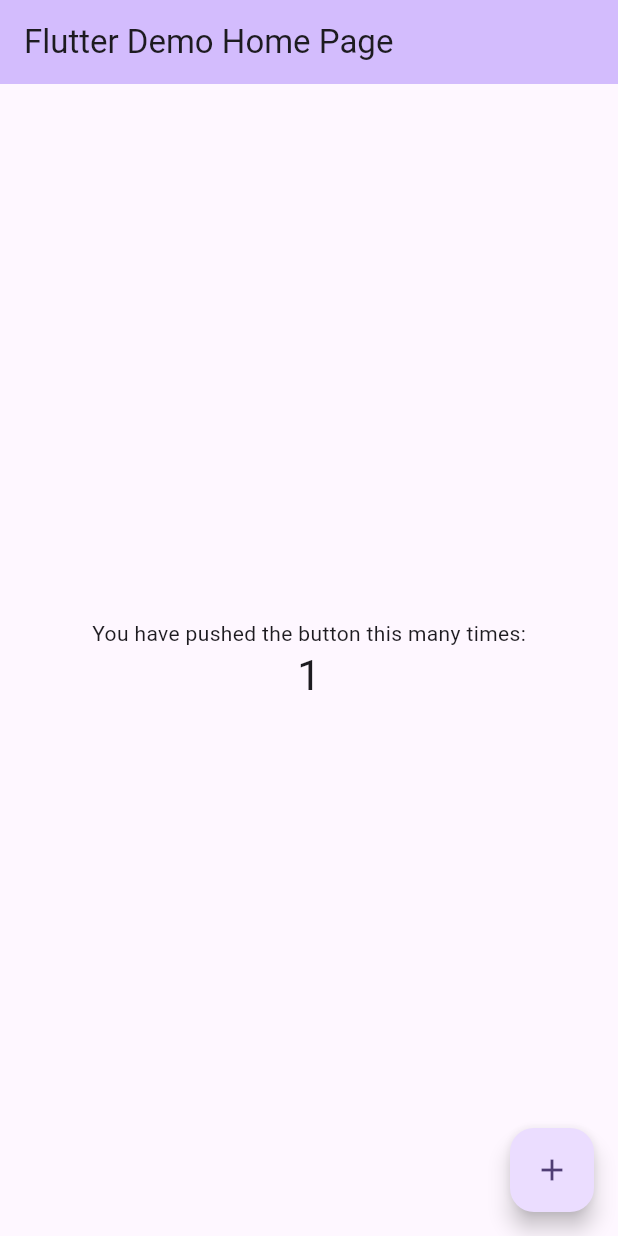
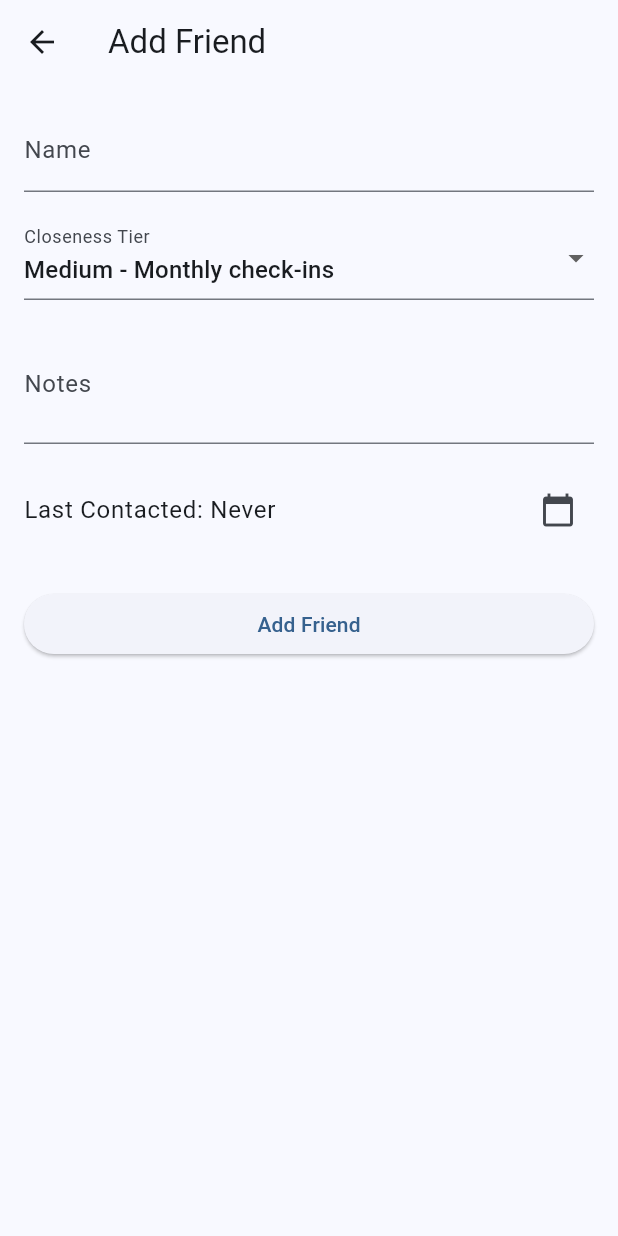
Before and after one commit to varununayak/keepintouch, a Flutter app: the screen it shows after launch, after a tap on the "add" icon, on a phone screen of 412 x 824 dp. Run offline on Flutter 3.47's test engine with Material 3 defaults, Android fonts, the phone set to English and light mode, and no system bars.

Commit message:
add friend list

```diff
--- a/lib/main.dart
+++ b/lib/main.dart
@@ -1,15 +1,8 @@
 import 'package:flutter/material.dart';
 import 'models/friend.dart';
+import 'screens/friends_list_screen.dart';
 
 void main() {
-  final friend = Friend(
-    id: '1',
-    name: 'Alice',
-    closenessTier: ClosenessTier.close,
-    notes: 'Met at the conference',
-    lastContacted: DateTime.now().subtract(Duration(days: 3)),
-  );
-  print('Sample friend: \\${friend.name}, Tier: \\${friend.closenessTier}, Last contacted: \\${friend.lastContacted}');
   runApp(const MyApp());
 }
 
@@ -20,26 +13,22 @@
   @override
   Widget build(BuildContext context) {
     return MaterialApp(
-      title: 'Flutter Demo',
+      title: 'Circles',
       theme: ThemeData(
-        // This is the theme of your application.
-        //
-        // TRY THIS: Try running your application with "flutter run". You'll see
-        // the application has a purple toolbar. Then, without quitting the app,
-        // try changing the seedColor in the colorScheme below to Colors.green
-        // and then invoke "hot reload" (save your changes or press the "hot
-        // reload" button in a Flutter-supported IDE, or press "r" if you used
-        // the command line to start the app).
-        //
-        // Notice that the counter didn't reset back to zero; the application
-        // state is not lost during the reload. To reset the state, use hot
-        // restart instead.
-        //
-        // This works for code too, not just values: Most code changes can be
-        // tested with just a hot reload.
-        colorScheme: ColorScheme.fromSeed(seedColor: Colors.deepPurple),
+        colorScheme: ColorScheme.fromSeed(
+          seedColor: Colors.blue,
+          brightness: Brightness.light,
+        ),
+        useMaterial3: true,
       ),
-      home: const MyHomePage(title: 'Flutter Demo Home Page'),
+      darkTheme: ThemeData(
+        colorScheme: ColorScheme.fromSeed(
+          seedColor: Colors.blue,
+          brightness: Brightness.dark,
+        ),
+        useMaterial3: true,
+      ),
+      home: const FriendsListScreen(),
     );
   }
 }
--- /dev/null
+++ b/lib/screens/add_edit_friend_screen.dart
@@ -0,0 +1,127 @@
+import 'package:flutter/material.dart';
+import '../models/friend.dart';
+
+class AddEditFriendScreen extends StatefulWidget {
+  final Friend? friend;
+  const AddEditFriendScreen({super.key, this.friend});
+
+  @override
+  State<AddEditFriendScreen> createState() => _AddEditFriendScreenState();
+}
+
+class _AddEditFriendScreenState extends State<AddEditFriendScreen> {
+  final _formKey = GlobalKey<FormState>();
+  late String _name;
+  ClosenessTier _closenessTier = ClosenessTier.medium;
+  String? _notes;
+  DateTime? _lastContacted;
+
+  @override
+  void initState() {
+    super.initState();
+    if (widget.friend != null) {
+      _name = widget.friend!.name;
+      _closenessTier = widget.friend!.closenessTier;
+      _notes = widget.friend!.notes;
+      _lastContacted = widget.friend!.lastContacted;
+    } else {
+      _name = '';
+    }
+  }
+
+  @override
+  Widget build(BuildContext context) {
+    return Scaffold(
+      appBar: AppBar(
+        title: Text(widget.friend == null ? 'Add Friend' : 'Edit Friend'),
+      ),
+      body: Padding(
+        padding: const EdgeInsets.all(16.0),
+        child: Form(
+          key: _formKey,
+          child: ListView(
+            children: [
+              TextFormField(
+                initialValue: _name,
+                decoration: const InputDecoration(labelText: 'Name'),
+                validator: (value) => value == null || value.isEmpty ? 'Please enter a name' : null,
+                onSaved: (value) => _name = value!,
+              ),
+              const SizedBox(height: 16),
+              DropdownButtonFormField<ClosenessTier>(
+                value: _closenessTier,
+                decoration: const InputDecoration(labelText: 'Closeness Tier'),
+                items: ClosenessTier.values.map((tier) {
+                  return DropdownMenuItem(
+                    value: tier,
+                    child: Text(_getTierLabel(tier)),
+                  );
+                }).toList(),
+                onChanged: (tier) {
+                  if (tier != null) setState(() => _closenessTier = tier);
+                },
+              ),
+              const SizedBox(height: 16),
+              TextFormField(
+                initialValue: _notes,
+                decoration: const InputDecoration(labelText: 'Notes'),
+                onSaved: (value) => _notes = value,
+                maxLines: 2,
+              ),
+              const SizedBox(height: 16),
+              ListTile(
+                contentPadding: EdgeInsets.zero,
+                title: Text(_lastContacted == null
+                    ? 'Last Contacted: Never'
+                    : 'Last Contacted: ${_lastContacted!.toLocal().toString().split(' ')[0]}'),
+                trailing: IconButton(
+                  icon: const Icon(Icons.calendar_today),
+                  onPressed: () async {
+                    final now = DateTime.now();
+                    final picked = await showDatePicker(
+                      context: context,
+                      initialDate: _lastContacted ?? now,
+                      firstDate: DateTime(now.year - 10),
+                      lastDate: now,
+                    );
+                    if (picked != null) {
+                      setState(() => _lastContacted = picked);
+                    }
+                  },
+                ),
+              ),
+              const SizedBox(height: 24),
+              ElevatedButton(
+                onPressed: () {
+                  if (_formKey.currentState!.validate()) {
+                    _formKey.currentState!.save();
+                    final newFriend = Friend(
+                      id: widget.friend?.id ?? DateTime.now().millisecondsSinceEpoch.toString(),
+                      name: _name,
+                      closenessTier: _closenessTier,
+                      notes: _notes,
+                      lastContacted: _lastContacted,
+                    );
+                    Navigator.of(context).pop(newFriend);
+                  }
+                },
+                child: Text(widget.friend == null ? 'Add Friend' : 'Save Changes'),
+              ),
+            ],
+          ),
+        ),
+      ),
+    );
+  }
+
+  String _getTierLabel(ClosenessTier tier) {
+    switch (tier) {
+      case ClosenessTier.close:
+        return 'Close - Weekly check-ins';
+      case ClosenessTier.medium:
+        return 'Medium - Monthly check-ins';
+      case ClosenessTier.distant:
+        return 'Distant - Every 2-3 months';
+    }
+  }
+}
--- /dev/null
+++ b/lib/screens/friends_list_screen.dart
@@ -0,0 +1,161 @@
+import 'package:flutter/material.dart';
+import '../models/friend.dart';
+import 'add_edit_friend_screen.dart';
+
+class FriendsListScreen extends StatefulWidget {
+  const FriendsListScreen({super.key});
+
+  @override
+  State<FriendsListScreen> createState() => _FriendsListScreenState();
+}
+
+class _FriendsListScreenState extends State<FriendsListScreen> {
+  // Temporary list for development - will be replaced with proper state management
+  final List<Friend> _friends = [
+    Friend(
+      id: '1',
+      name: 'John Doe',
+      closenessTier: ClosenessTier.close,
+      notes: 'College roommate',
+      lastContacted: DateTime.now().subtract(const Duration(days: 2)),
+    ),
+    Friend(
+      id: '2',
+      name: 'Jane Smith',
+      closenessTier: ClosenessTier.medium,
+      notes: 'Work colleague',
+      lastContacted: DateTime.now().subtract(const Duration(days: 15)),
+    ),
+    Friend(
+      id: '3',
+      name: 'Mike Johnson',
+      closenessTier: ClosenessTier.distant,
+      notes: 'High school friend',
+      lastContacted: DateTime.now().subtract(const Duration(days: 45)),
+    ),
+  ];
+
+  @override
+  Widget build(BuildContext context) {
+    return Scaffold(
+      appBar: AppBar(
+        title: const Text('Circles'),
+        actions: [
+          IconButton(
+            icon: const Icon(Icons.settings),
+            onPressed: () {
+              // TODO: Implement settings
+            },
+          ),
+        ],
+      ),
+      body: _friends.isEmpty
+          ? Center(
+              child: Column(
+                mainAxisAlignment: MainAxisAlignment.center,
+                children: [
+                  const Icon(
+                    Icons.people_outline,
+                    size: 64,
+                    color: Colors.grey,
+                  ),
+                  const SizedBox(height: 16),
+                  Text(
+                    'No friends added yet',
+                    style: Theme.of(context).textTheme.titleLarge,
+                  ),
+                  const SizedBox(height: 8),
+                  Text(
+                    'Tap the + button to add your first friend',
+                    style: Theme.of(context).textTheme.bodyMedium?.copyWith(
+                          color: Colors.grey,
+                        ),
+                  ),
+                ],
+              ),
+            )
+          : ListView.builder(
+              itemCount: _friends.length,
+              itemBuilder: (context, index) {
+                final friend = _friends[index];
+                return ListTile(
+                  leading: CircleAvatar(
+                    backgroundColor: _getTierColor(friend.closenessTier),
+                    child: Text(
+                      friend.name[0].toUpperCase(),
+                      style: const TextStyle(color: Colors.white),
+                    ),
+                  ),
+                  title: Text(friend.name),
+                  subtitle: Text(_getTierLabel(friend.closenessTier)),
+                  trailing: Text(
+                    friend.lastContacted != null
+                        ? _formatLastContacted(friend.lastContacted!)
+                        : 'Never',
+                    style: Theme.of(context).textTheme.bodySmall,
+                  ),
+                  onTap: () {
+                    // TODO: Navigate to friend details
+                  },
+                );
+              },
+            ),
+      floatingActionButton: FloatingActionButton(
+        onPressed: () async {
+          final newFriend = await Navigator.of(context).push<Friend>(
+            MaterialPageRoute(
+              builder: (context) => const AddEditFriendScreen(),
+            ),
+          );
+          if (newFriend != null) {
+            setState(() {
+              _friends.add(newFriend);
+            });
+          }
+        },
+        child: const Icon(Icons.add),
+      ),
+    );
+  }
+
+  Color _getTierColor(ClosenessTier tier) {
+    switch (tier) {
+      case ClosenessTier.close:
+        return Colors.green;
+      case ClosenessTier.medium:
+        return Colors.orange;
+      case ClosenessTier.distant:
+        return Colors.blue;
+    }
+  }
+
+  String _getTierLabel(ClosenessTier tier) {
+    switch (tier) {
+      case ClosenessTier.close:
+        return 'Close - Weekly check-ins';
+      case ClosenessTier.medium:
+        return 'Medium - Monthly check-ins';
+      case ClosenessTier.distant:
+        return 'Distant - Every 2-3 months';
+    }
+  }
+
+  String _formatLastContacted(DateTime date) {
+    final now = DateTime.now();
+    final difference = now.difference(date);
+
+    if (difference.inDays == 0) {
+      return 'Today';
+    } else if (difference.inDays == 1) {
+      return 'Yesterday';
+    } else if (difference.inDays < 7) {
+      return '${difference.inDays} days ago';
+    } else if (difference.inDays < 30) {
+      final weeks = (difference.inDays / 7).floor();
+      return '$weeks ${weeks == 1 ? 'week' : 'weeks'} ago';
+    } else {
+      final months = (difference.inDays / 30).floor();
+      return '$months ${months == 1 ? 'month' : 'months'} ago';
+    }
+  }
+}
```
